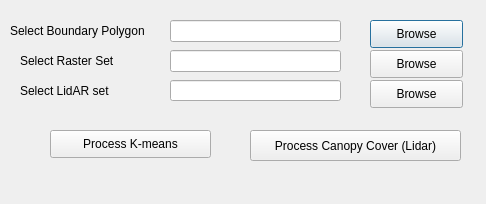
This is qgis_build/treebeard/treebeard_dialog_base.ui in earthlab-education/treebeard as Qt 5 draws it before an edit. The edited form follows.
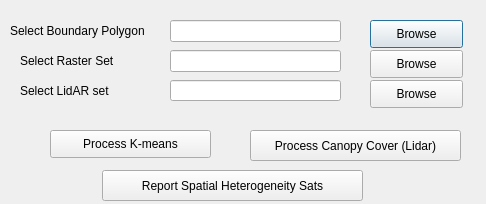
This is the edited form.

```diff
--- a/qgis_build/treebeard/treebeard_dialog_base.ui
+++ b/qgis_build/treebeard/treebeard_dialog_base.ui
@@ -147,6 +147,19 @@
     <string>Process Canopy Cover (Lidar)</string>
    </property>
   </widget>
+  <widget class="QPushButton" name="reportSpataialButton">
+   <property name="geometry">
+    <rect>
+     <x>102</x>
+     <y>170</y>
+     <width>261</width>
+     <height>31</height>
+    </rect>
+   </property>
+   <property name="text">
+    <string>Report Spatial Heterogeneity Sats</string>
+   </property>
+  </widget>
  </widget>
  <resources/>
  <connections/>
```
